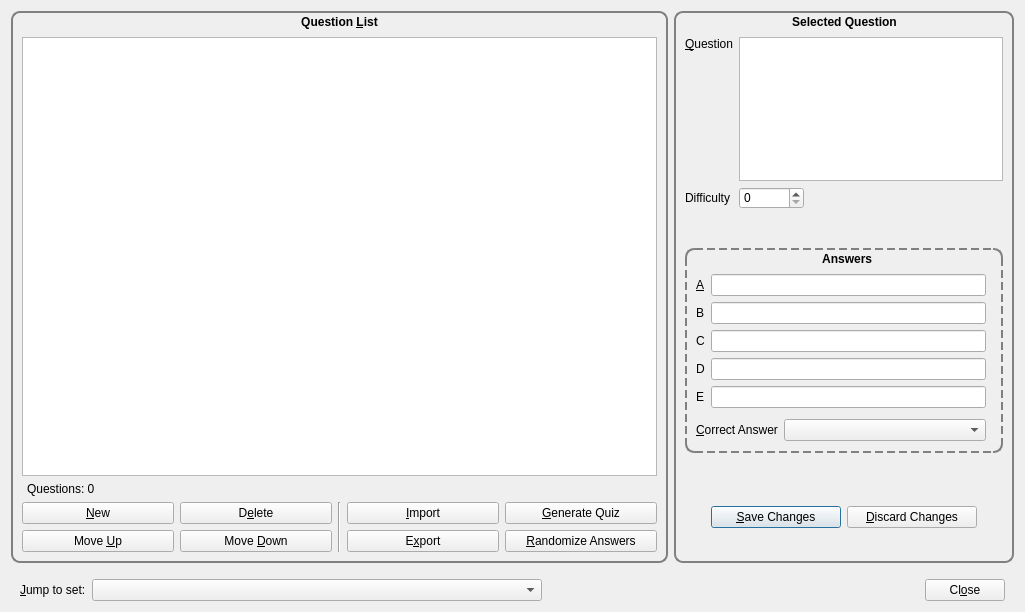
This is designer/editset.ui in sobjornstad/clicker-quiz-manager as Qt 5 draws it before an edit. The edited form follows.
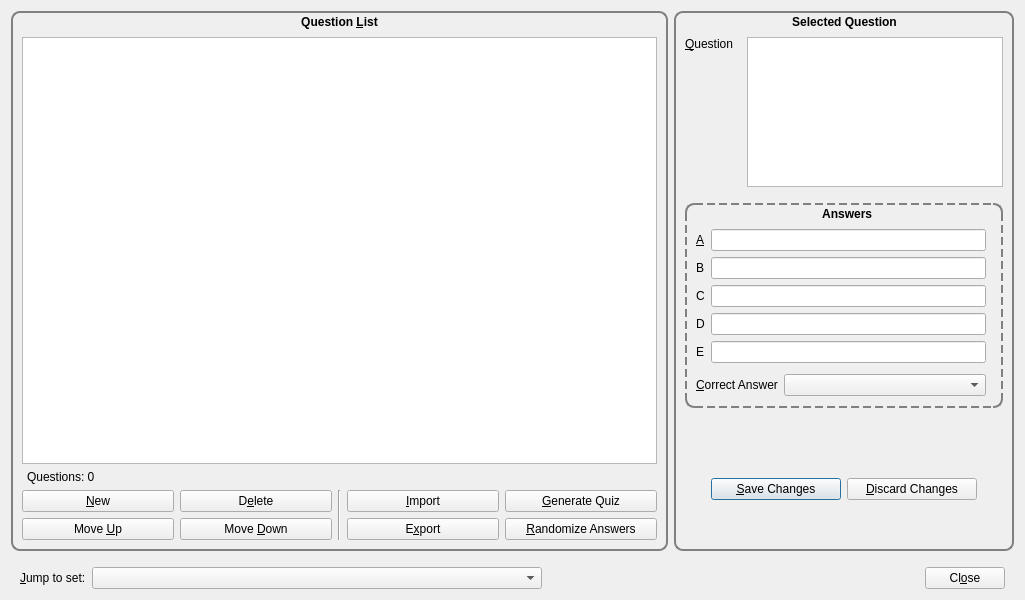
This is the edited form.

Commit message: remove difficulty spinner in question editor

Patch:
```diff
--- a/designer/editset.ui
+++ b/designer/editset.ui
@@ -7,7 +7,7 @@
     <x>0</x>
     <y>0</y>
     <width>1025</width>
-    <height>612</height>
+    <height>600</height>
    </rect>
   </property>
   <property name="windowTitle">
@@ -247,42 +247,6 @@
             </property>
            </widget>
           </item>
-          <item row="1" column="2">
-           <spacer name="horizontalSpacer">
-            <property name="orientation">
-             <enum>Qt::Horizontal</enum>
-            </property>
-            <property name="sizeHint" stdset="0">
-             <size>
-              <width>148</width>
-              <height>20</height>
-             </size>
-            </property>
-           </spacer>
-          </item>
-          <item row="1" column="1">
-           <widget class="QSpinBox" name="difficultySpinner">
-            <property name="enabled">
-             <bool>true</bool>
-            </property>
-            <property name="minimumSize">
-             <size>
-              <width>65</width>
-              <height>0</height>
-             </size>
-            </property>
-            <property name="toolTip">
-             <string>This parameter is not yet implemented.</string>
-            </property>
-           </widget>
-          </item>
-          <item row="1" column="0">
-           <widget class="QLabel" name="label_3">
-            <property name="text">
-             <string>Difficulty</string>
-            </property>
-           </widget>
-          </item>
          </layout>
         </item>
         <item>
@@ -290,10 +254,13 @@
           <property name="orientation">
            <enum>Qt::Vertical</enum>
           </property>
+          <property name="sizeType">
+           <enum>QSizePolicy::Fixed</enum>
+          </property>
           <property name="sizeHint" stdset="0">
            <size>
             <width>20</width>
-            <height>40</height>
+            <height>10</height>
            </size>
           </property>
          </spacer>
@@ -553,7 +520,7 @@
           <property name="sizeHint" stdset="0">
            <size>
             <width>20</width>
-            <height>30</height>
+            <height>40</height>
            </size>
           </property>
          </spacer>
```
Left out of the diff: 4 changed lines with no effect on the pictures. The commit also changes 2 other files.
